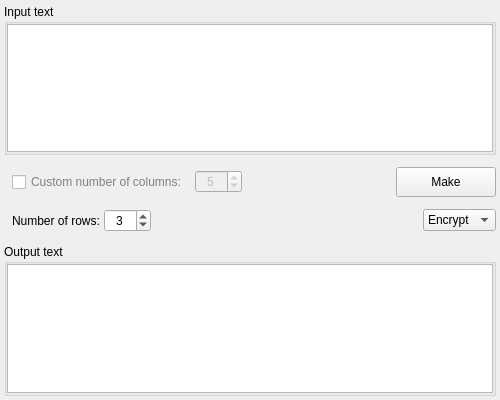
This is src/gui/symmetric/scytale/scytale.ui in vasilypht/crypto-methods as Qt 5 draws it before an edit. The edited form follows.
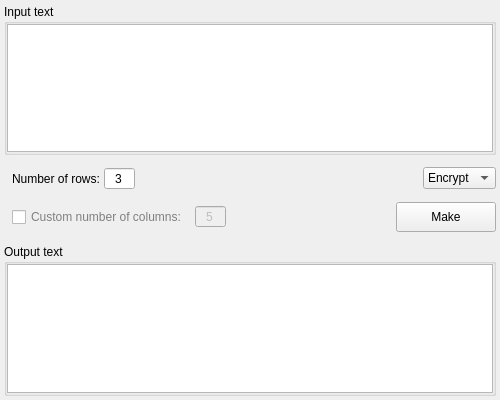
This is the edited form.

```diff
--- a/src/gui/symmetric/scytale/scytale.ui
+++ b/src/gui/symmetric/scytale/scytale.ui
@@ -56,6 +56,96 @@
      </layout>
     </widget>
    </item>
+   <item>
+    <layout class="QHBoxLayout" name="horizontal_layout_2">
+     <property name="spacing">
+      <number>4</number>
+     </property>
+     <property name="leftMargin">
+      <number>8</number>
+     </property>
+     <property name="topMargin">
+      <number>0</number>
+     </property>
+     <property name="rightMargin">
+      <number>0</number>
+     </property>
+     <property name="bottomMargin">
+      <number>0</number>
+     </property>
+     <item>
+      <widget class="QLabel" name="label_rows">
+       <property name="text">
+        <string>Number of rows:</string>
+       </property>
+      </widget>
+     </item>
+     <item>
+      <widget class="QSpinBox" name="spin_box_rows">
+       <property name="frame">
+        <bool>true</bool>
+       </property>
+       <property name="alignment">
+        <set>Qt::AlignCenter</set>
+       </property>
+       <property name="buttonSymbols">
+        <enum>QAbstractSpinBox::NoButtons</enum>
+       </property>
+       <property name="minimum">
+        <number>1</number>
+       </property>
+       <property name="maximum">
+        <number>999</number>
+       </property>
+       <property name="value">
+        <number>3</number>
+       </property>
+      </widget>
+     </item>
+     <item>
+      <spacer name="horizontal_spacer_2">
+       <property name="orientation">
+        <enum>Qt::Horizontal</enum>
+       </property>
+       <property name="sizeHint" stdset="0">
+        <size>
+         <width>40</width>
+         <height>20</height>
+        </size>
+       </property>
+      </spacer>
+     </item>
+     <item>
+      <widget class="QComboBox" name="combo_box_mode">
+       <property name="sizePolicy">
+        <sizepolicy hsizetype="Fixed" vsizetype="Fixed">
+         <horstretch>0</horstretch>
+         <verstretch>0</verstretch>
+        </sizepolicy>
+       </property>
+       <property name="maximumSize">
+        <size>
+         <width>16777215</width>
+         <height>16777215</height>
+        </size>
+       </property>
+       <property name="frame">
+        <bool>true</bool>
+       </property>
+       <item>
+        <property name="text">
+         <string>Encrypt</string>
+        </property>
+       </item>
+       <item>
+        <property name="text">
+         <string>Decrypt</string>
+        </property>
+       </item>
+      </widget>
+     </item>
+    </layout>
+   </item>
    <item>
     <layout class="QHBoxLayout" name="horizontal_layout_1">
      <property name="spacing">
@@ -109,6 +199,9 @@
        <property name="readOnly">
         <bool>false</bool>
        </property>
+       <property name="buttonSymbols">
+        <enum>QAbstractSpinBox::NoButtons</enum>
+       </property>
        <property name="accelerated">
         <bool>false</bool>
        </property>
@@ -157,93 +250,6 @@
      </item>
     </layout>
    </item>
-   <item>
-    <layout class="QHBoxLayout" name="horizontal_layout_2">
-     <property name="spacing">
-      <number>4</number>
-     </property>
-     <property name="leftMargin">
-      <number>8</number>
-     </property>
-     <property name="topMargin">
-      <number>0</number>
-     </property>
-     <property name="rightMargin">
-      <number>0</number>
-     </property>
-     <property name="bottomMargin">
-      <number>0</number>
-     </property>
-     <item>
-      <widget class="QLabel" name="label_rows">
-       <property name="text">
-        <string>Number of rows:</string>
-       </property>
-      </widget>
-     </item>
-     <item>
-      <widget class="QSpinBox" name="spin_box_rows">
-       <property name="frame">
-        <bool>true</bool>
-       </property>
-       <property name="alignment">
-        <set>Qt::AlignCenter</set>
-       </property>
-       <property name="minimum">
-        <number>1</number>
-       </property>
-       <property name="maximum">
-        <number>999</number>
-       </property>
-       <property name="value">
-        <number>3</number>
-       </property>
-      </widget>
-     </item>
-     <item>
-      <spacer name="horizontal_spacer_2">
-       <property name="orientation">
-        <enum>Qt::Horizontal</enum>
-       </property>
-       <property name="sizeHint" stdset="0">
-        <size>
-         <width>40</width>
-         <height>20</height>
-        </size>
-       </property>
-      </spacer>
-     </item>
-     <item>
-      <widget class="QComboBox" name="combo_box_mode">
-       <property name="sizePolicy">
-        <sizepolicy hsizetype="Fixed" vsizetype="Fixed">
-         <horstretch>0</horstretch>
-         <verstretch>0</verstretch>
-        </sizepolicy>
-       </property>
-       <property name="maximumSize">
-        <size>
-         <width>16777215</width>
-         <height>16777215</height>
-        </size>
-       </property>
-       <property name="frame">
-        <bool>true</bool>
-       </property>
-       <item>
-        <property name="text">
-         <string>Encrypt</string>
-        </property>
-       </item>
-       <item>
-        <property name="text">
-         <string>Decrypt</string>
-        </property>
-       </item>
-      </widget>
-     </item>
-    </layout>
-   </item>
    <item>
     <widget class="QGroupBox" name="group_box_output">
      <property name="title">
```
